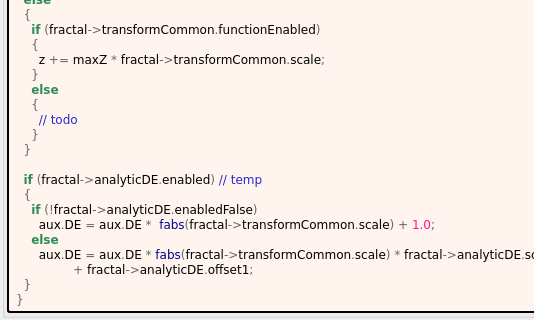
buddhi1980/mandelbulber2, file mandelbulber2/formula/ui/transf_sin_and_cos_max.ui: the form before one commit; both pictures show x 0 to 534 and y 864 to 1184 of the 862 by 1184 pixel window.
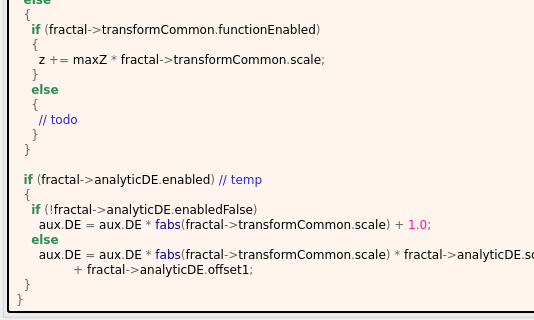
The form after the commit. Custom widgets are drawn as their Qt base class.

Diff of the .ui file:
```diff
--- a/mandelbulber2/formula/ui/transf_sin_and_cos_max.ui
+++ b/mandelbulber2/formula/ui/transf_sin_and_cos_max.ui
@@ -673,7 +673,7 @@
   &lt;span style=&quot;color:#2e8b57; font-weight:bold&quot;&gt;if&lt;/span&gt; &lt;span style=&quot;color:#676767&quot;&gt;(&lt;/span&gt;fractal&lt;span style=&quot;color:#676767&quot;&gt;-&amp;gt;&lt;/span&gt;analyticDE&lt;span style=&quot;color:#676767&quot;&gt;.&lt;/span&gt;enabled&lt;span style=&quot;color:#676767&quot;&gt;)&lt;/span&gt; &lt;span style=&quot;color:#2929cc&quot;&gt;// temp&lt;/span&gt;
   &lt;span style=&quot;color:#676767&quot;&gt;{&lt;/span&gt;
     &lt;span style=&quot;color:#2e8b57; font-weight:bold&quot;&gt;if&lt;/span&gt; &lt;span style=&quot;color:#676767&quot;&gt;(!&lt;/span&gt;fractal&lt;span style=&quot;color:#676767&quot;&gt;-&amp;gt;&lt;/span&gt;analyticDE&lt;span style=&quot;color:#676767&quot;&gt;.&lt;/span&gt;enabledFalse&lt;span style=&quot;color:#676767&quot;&gt;)&lt;/span&gt;
-      aux&lt;span style=&quot;color:#676767&quot;&gt;.&lt;/span&gt;DE &lt;span style=&quot;color:#676767&quot;&gt;=&lt;/span&gt; aux&lt;span style=&quot;color:#676767&quot;&gt;.&lt;/span&gt;DE &lt;span style=&quot;color:#676767&quot;&gt;*&lt;/span&gt;  &lt;span style=&quot;color:#00008f&quot;&gt;fabs&lt;/span&gt;&lt;span style=&quot;color:#676767&quot;&gt;(&lt;/span&gt;fractal&lt;span style=&quot;color:#676767&quot;&gt;-&amp;gt;&lt;/span&gt;transformCommon&lt;span style=&quot;color:#676767&quot;&gt;.&lt;/span&gt;scale&lt;span style=&quot;color:#676767&quot;&gt;) +&lt;/span&gt; &lt;span style=&quot;color:#ff1493&quot;&gt;1.0&lt;/span&gt;&lt;span style=&quot;color:#676767&quot;&gt;;&lt;/span&gt;
+      aux&lt;span style=&quot;color:#676767&quot;&gt;.&lt;/span&gt;DE &lt;span style=&quot;color:#676767&quot;&gt;=&lt;/span&gt; aux&lt;span style=&quot;color:#676767&quot;&gt;.&lt;/span&gt;DE &lt;span style=&quot;color:#676767&quot;&gt;*&lt;/span&gt; &lt;span style=&quot;color:#00008f&quot;&gt;fabs&lt;/span&gt;&lt;span style=&quot;color:#676767&quot;&gt;(&lt;/span&gt;fractal&lt;span style=&quot;color:#676767&quot;&gt;-&amp;gt;&lt;/span&gt;transformCommon&lt;span style=&quot;color:#676767&quot;&gt;.&lt;/span&gt;scale&lt;span style=&quot;color:#676767&quot;&gt;) +&lt;/span&gt; &lt;span style=&quot;color:#ff1493&quot;&gt;1.0&lt;/span&gt;&lt;span style=&quot;color:#676767&quot;&gt;;&lt;/span&gt;
     &lt;span style=&quot;color:#2e8b57; font-weight:bold&quot;&gt;else&lt;/span&gt;
       aux&lt;span style=&quot;color:#676767&quot;&gt;.&lt;/span&gt;DE &lt;span style=&quot;color:#676767&quot;&gt;=&lt;/span&gt; aux&lt;span style=&quot;color:#676767&quot;&gt;.&lt;/span&gt;DE &lt;span style=&quot;color:#676767&quot;&gt;*&lt;/span&gt; &lt;span style=&quot;color:#00008f&quot;&gt;fabs&lt;/span&gt;&lt;span style=&quot;color:#676767&quot;&gt;(&lt;/span&gt;fractal&lt;span style=&quot;color:#676767&quot;&gt;-&amp;gt;&lt;/span&gt;transformCommon&lt;span style=&quot;color:#676767&quot;&gt;.&lt;/span&gt;scale&lt;span style=&quot;color:#676767&quot;&gt;) *&lt;/span&gt; fractal&lt;span style=&quot;color:#676767&quot;&gt;-&amp;gt;&lt;/span&gt;analyticDE&lt;span style=&quot;color:#676767&quot;&gt;.&lt;/span&gt;scale1
                &lt;span style=&quot;color:#676767&quot;&gt;+&lt;/span&gt; fractal&lt;span style=&quot;color:#676767&quot;&gt;-&amp;gt;&lt;/span&gt;analyticDE&lt;span style=&quot;color:#676767&quot;&gt;.&lt;/span&gt;offset1&lt;span style=&quot;color:#676767&quot;&gt;;&lt;/span&gt;
```
